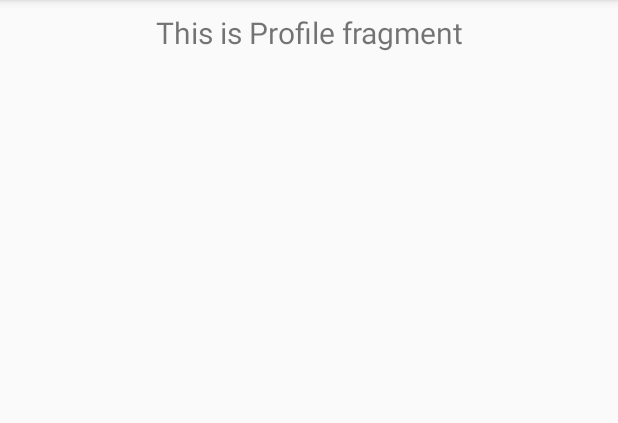
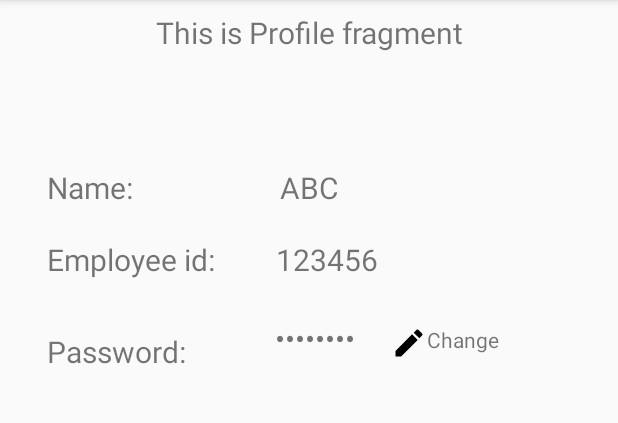
Before and after one commit to Bhavya-123/SP2020Group5Sec02_Android, an Android app: the fragment ToolsFragment shown on its own in the app's theme, on a phone screen of 412 x 824 dp, the part 84-507 px from its top. Run offline under Robolectric (Android 15) with nearby library versions, the phone set to English and light mode, and no system bars.

Commit message:
created profile page for staff and added some icons

```diff
--- a/SP2020Group5/app/src/main/java/com/example/sp2020group5/ui/share/ShareFragment.java
+++ b/SP2020Group5/app/src/main/java/com/example/sp2020group5/ui/share/ShareFragment.java
@@ -22,7 +22,7 @@ public class ShareFragment extends Fragment {
                              ViewGroup container, Bundle savedInstanceState) {
         shareViewModel =
                 ViewModelProviders.of(this).get(ShareViewModel.class);
-        View root = inflater.inflate(R.layout.fragment_share, container, false);
+        View root = inflater.inflate(R.layout.fragment_help, container, false);
         final TextView textView = root.findViewById(R.id.text_share);
         shareViewModel.getText().observe(this, new Observer<String>() {
             @Override
--- a/SP2020Group5/app/src/main/java/com/example/sp2020group5/ui/share/ShareViewModel.java
+++ b/SP2020Group5/app/src/main/java/com/example/sp2020group5/ui/share/ShareViewModel.java
@@ -10,7 +10,7 @@ public class ShareViewModel extends ViewModel {
 
     public ShareViewModel() {
         mText = new MutableLiveData<>();
-        mText.setValue("This is share fragment");
+        mText.setValue("This is help fragment");
     }
 
     public LiveData<String> getText() {
--- a/SP2020Group5/app/src/main/java/com/example/sp2020group5/ui/tools/ToolsFragment.java
+++ b/SP2020Group5/app/src/main/java/com/example/sp2020group5/ui/tools/ToolsFragment.java
@@ -22,7 +22,7 @@ public class ToolsFragment extends Fragment {
                              ViewGroup container, Bundle savedInstanceState) {
         toolsViewModel =
                 ViewModelProviders.of(this).get(ToolsViewModel.class);
-        View root = inflater.inflate(R.layout.fragment_tools, container, false);
+        View root = inflater.inflate(R.layout.fragment_profile, container, false);
         final TextView textView = root.findViewById(R.id.text_tools);
         toolsViewModel.getText().observe(this, new Observer<String>() {
             @Override
--- /dev/null
+++ b/SP2020Group5/app/src/main/res/drawable/ic_account_circle_black_24dp.xml
@@ -0,0 +1,5 @@
+<vector android:alpha="0.72" android:height="24dp"
+    android:tint="#FF2416" android:viewportHeight="24.0"
+    android:viewportWidth="24.0" android:width="24dp" xmlns:android="http://schemas.android.com/apk/res/android">
+    <path android:fillColor="#FF000000" android:pathData="M12,2C6.48,2 2,6.48 2,12s4.48,10 10,10 10,-4.48 10,-10S17.52,2 12,2zM12,5c1.66,0 3,1.34 3,3s-1.34,3 -3,3 -3,-1.34 -3,-3 1.34,-3 3,-3zM12,19.2c-2.5,0 -4.71,-1.28 -6,-3.22 0.03,-1.99 4,-3.08 6,-3.08 1.99,0 5.97,1.09 6,3.08 -1.29,1.94 -3.5,3.22 -6,3.22z"/>
+</vector>
--- /dev/null
+++ b/SP2020Group5/app/src/main/res/drawable/ic_business_center_black_24dp.xml
@@ -0,0 +1,5 @@
+<vector android:alpha="0.72" android:height="24dp"
+    android:tint="#FF2416" android:viewportHeight="24.0"
+    android:viewportWidth="24.0" android:width="24dp" xmlns:android="http://schemas.android.com/apk/res/android">
+    <path android:fillColor="#FF000000" android:pathData="M10,16v-1L3.01,15L3,19c0,1.11 0.89,2 2,2h14c1.11,0 2,-0.89 2,-2v-4h-7v1h-4zM20,7h-4.01L15.99,5l-2,-2h-4l-2,2v2L4,7c-1.1,0 -2,0.9 -2,2v3c0,1.11 0.89,2 2,2h6v-2h4v2h6c1.1,0 2,-0.9 2,-2L22,9c0,-1.1 -0.9,-2 -2,-2zM14,7h-4L10,5h4v2z"/>
+</vector>
--- /dev/null
+++ b/SP2020Group5/app/src/main/res/drawable/ic_edit_black_24dp.xml
@@ -0,0 +1,9 @@
+<vector xmlns:android="http://schemas.android.com/apk/res/android"
+        android:width="24dp"
+        android:height="24dp"
+        android:viewportWidth="24.0"
+        android:viewportHeight="24.0">
+    <path
+        android:fillColor="#FF000000"
+        android:pathData="M3,17.25V21h3.75L17.81,9.94l-3.75,-3.75L3,17.25zM20.71,7.04c0.39,-0.39 0.39,-1.02 0,-1.41l-2.34,-2.34c-0.39,-0.39 -1.02,-0.39 -1.41,0l-1.83,1.83 3.75,3.75 1.83,-1.83z"/>
+</vector>
--- /dev/null
+++ b/SP2020Group5/app/src/main/res/drawable/ic_live_help_black_24dp.xml
@@ -0,0 +1,5 @@
+<vector android:alpha="0.72" android:height="24dp"
+    android:tint="#FF2416" android:viewportHeight="24.0"
+    android:viewportWidth="24.0" android:width="24dp" xmlns:android="http://schemas.android.com/apk/res/android">
+    <path android:fillColor="#FF000000" android:pathData="M19,2L5,2c-1.11,0 -2,0.9 -2,2v14c0,1.1 0.89,2 2,2h4l3,3 3,-3h4c1.1,0 2,-0.9 2,-2L21,4c0,-1.1 -0.9,-2 -2,-2zM13,18h-2v-2h2v2zM15.07,10.25l-0.9,0.92C13.45,11.9 13,12.5 13,14h-2v-0.5c0,-1.1 0.45,-2.1 1.17,-2.83l1.24,-1.26c0.37,-0.36 0.59,-0.86 0.59,-1.41 0,-1.1 -0.9,-2 -2,-2s-2,0.9 -2,2L8,8c0,-2.21 1.79,-4 4,-4s4,1.79 4,4c0,0.88 -0.36,1.68 -0.93,2.25z"/>
+</vector>
--- /dev/null
+++ b/SP2020Group5/app/src/main/res/drawable/ic_next_week_black_24dp.xml
@@ -0,0 +1,5 @@
+<vector android:alpha="0.72" android:height="24dp"
+    android:tint="#FF2416" android:viewportHeight="24.0"
+    android:viewportWidth="24.0" android:width="24dp" xmlns:android="http://schemas.android.com/apk/res/android">
+    <path android:fillColor="#010101" android:pathData="M20,7h-4L16,5c0,-0.55 -0.22,-1.05 -0.59,-1.41C15.05,3.22 14.55,3 14,3h-4c-1.1,0 -2,0.9 -2,2v2L4,7c-1.1,0 -2,0.9 -2,2v11c0,1.1 0.9,2 2,2h16c1.1,0 2,-0.9 2,-2L22,9c0,-1.1 -0.9,-2 -2,-2zM10,5h4v2h-4L10,5zM11,18.5l-1,-1 3,-3 -3,-3 1,-1 4,4 -4,4z"/>
+</vector>
--- /dev/null
+++ b/SP2020Group5/app/src/main/res/drawable/ic_public_black_24dp.xml
@@ -0,0 +1,5 @@
+<vector android:alpha="0.72" android:height="24dp"
+    android:tint="#FF2416" android:viewportHeight="24.0"
+    android:viewportWidth="24.0" android:width="24dp" xmlns:android="http://schemas.android.com/apk/res/android">
+    <path android:fillColor="#FF000000" android:pathData="M12,2C6.48,2 2,6.48 2,12s4.48,10 10,10 10,-4.48 10,-10S17.52,2 12,2zM11,19.93c-3.95,-0.49 -7,-3.85 -7,-7.93 0,-0.62 0.08,-1.21 0.21,-1.79L9,15v1c0,1.1 0.9,2 2,2v1.93zM17.9,17.39c-0.26,-0.81 -1,-1.39 -1.9,-1.39h-1v-3c0,-0.55 -0.45,-1 -1,-1L8,12v-2h2c0.55,0 1,-0.45 1,-1L11,7h2c1.1,0 2,-0.9 2,-2v-0.41c2.93,1.19 5,4.06 5,7.41 0,2.08 -0.8,3.97 -2.1,5.39z"/>
+</vector>
--- /dev/null
+++ b/SP2020Group5/app/src/main/res/drawable/ic_visibility_black_24dp.xml
@@ -0,0 +1,5 @@
+<vector android:alpha="0.72" android:height="24dp"
+    android:tint="#FF2416" android:viewportHeight="24.0"
+    android:viewportWidth="24.0" android:width="24dp" xmlns:android="http://schemas.android.com/apk/res/android">
+    <path android:fillColor="#FF000000" android:pathData="M12,4.5C7,4.5 2.73,7.61 1,12c1.73,4.39 6,7.5 11,7.5s9.27,-3.11 11,-7.5c-1.73,-4.39 -6,-7.5 -11,-7.5zM12,17c-2.76,0 -5,-2.24 -5,-5s2.24,-5 5,-5 5,2.24 5,5 -2.24,5 -5,5zM12,9c-1.66,0 -3,1.34 -3,3s1.34,3 3,3 3,-1.34 3,-3 -1.34,-3 -3,-3z"/>
+</vector>
--- /dev/null
+++ b/SP2020Group5/app/src/main/res/layout/fragment_profile.xml
@@ -0,0 +1,112 @@
+<?xml version="1.0" encoding="utf-8"?>
+<androidx.constraintlayout.widget.ConstraintLayout xmlns:android="http://schemas.android.com/apk/res/android"
+    xmlns:app="http://schemas.android.com/apk/res-auto"
+    xmlns:tools="http://schemas.android.com/tools"
+    android:layout_width="match_parent"
+    android:layout_height="match_parent">
+
+    <TextView
+        android:id="@+id/text_tools"
+        android:layout_width="match_parent"
+        android:layout_height="wrap_content"
+        android:layout_marginStart="8dp"
+        android:layout_marginTop="8dp"
+        android:layout_marginEnd="8dp"
+        android:textAlignment="center"
+        android:textSize="20sp"
+        app:layout_constraintEnd_toEndOf="parent"
+        app:layout_constraintStart_toStartOf="parent"
+        app:layout_constraintTop_toTopOf="parent" />
+
+    <TextView
+        android:id="@+id/textView14"
+        android:layout_width="wrap_content"
+        android:layout_height="wrap_content"
+        android:text="Name: "
+        android:textSize="20dp"
+        app:layout_constraintBottom_toBottomOf="parent"
+        app:layout_constraintEnd_toEndOf="parent"
+        app:layout_constraintHorizontal_bias="0.089"
+        app:layout_constraintStart_toStartOf="parent"
+        app:layout_constraintTop_toTopOf="parent"
+        app:layout_constraintVertical_bias="0.15" />
+
+    <TextView
+        android:id="@+id/textView15"
+        android:layout_width="wrap_content"
+        android:layout_height="wrap_content"
+        android:text="ABC"
+        android:textSize="20dp"
+        app:layout_constraintBottom_toBottomOf="parent"
+        app:layout_constraintEnd_toEndOf="parent"
+        app:layout_constraintStart_toStartOf="parent"
+        app:layout_constraintTop_toTopOf="parent"
+        app:layout_constraintVertical_bias="0.15" />
+
+    <TextView
+        android:id="@+id/textView16"
+        android:layout_width="wrap_content"
+        android:layout_height="wrap_content"
+        android:text="Employee id: "
+        android:textSize="20dp"
+        app:layout_constraintBottom_toBottomOf="parent"
+        app:layout_constraintEnd_toEndOf="parent"
+        app:layout_constraintHorizontal_bias="0.106"
+        app:layout_constraintStart_toStartOf="parent"
+        app:layout_constraintTop_toTopOf="parent"
+        app:layout_constraintVertical_bias="0.215" />
+
+    <TextView
+        android:id="@+id/textView17"
+        android:layout_width="wrap_content"
+        android:layout_height="wrap_content"
+        android:text="123456"
+        android:textSize="20dp"
+        app:layout_constraintBottom_toBottomOf="parent"
+        app:layout_constraintEnd_toEndOf="parent"
+        app:layout_constraintHorizontal_bias="0.534"
+        app:layout_constraintStart_toStartOf="parent"
+        app:layout_constraintTop_toTopOf="parent"
+        app:layout_constraintVertical_bias="0.215" />
+
+    <TextView
+        android:id="@+id/TextView20"
+        android:layout_width="66dp"
+        android:layout_height="18dp"
+        android:layout_marginTop="212dp"
+        android:inputType="textPassword"
+        android:text="********"
+        android:textSize="20dp"
+        app:layout_constraintEnd_toEndOf="parent"
+        app:layout_constraintHorizontal_bias="0.53"
+        app:layout_constraintStart_toStartOf="parent"
+        app:layout_constraintTop_toTopOf="parent" />
+
+    <TextView
+        android:id="@+id/textView18"
+        android:layout_width="wrap_content"
+        android:layout_height="wrap_content"
+        android:drawableStart="@drawable/ic_edit_black_24dp"
+        android:text="Change"
+        app:layout_constraintBottom_toBottomOf="parent"
+        app:layout_constraintEnd_toEndOf="parent"
+        app:layout_constraintHorizontal_bias="0.766"
+        app:layout_constraintStart_toStartOf="parent"
+        app:layout_constraintTop_toTopOf="parent"
+        app:layout_constraintVertical_bias="0.291" />
+
+    <TextView
+        android:id="@+id/textView19"
+        android:layout_width="102dp"
+        android:layout_height="26dp"
+        android:text="Password:"
+        android:textSize="20dp"
+        app:layout_constraintBottom_toBottomOf="parent"
+        app:layout_constraintEnd_toEndOf="parent"
+        app:layout_constraintHorizontal_bias="0.1"
+        app:layout_constraintStart_toStartOf="parent"
+        app:layout_constraintTop_toTopOf="parent"
+        app:layout_constraintVertical_bias="0.297" />
+
+
+</androidx.constraintlayout.widget.ConstraintLayout>
--- a/SP2020Group5/app/src/main/res/layout/fragment_tools.xml
+++ /dev/null
@@ -1,19 +0,0 @@
-<?xml version="1.0" encoding="utf-8"?>
-<androidx.constraintlayout.widget.ConstraintLayout xmlns:android="http://schemas.android.com/apk/res/android"
-    xmlns:app="http://schemas.android.com/apk/res-auto"
-    android:layout_width="match_parent"
-    android:layout_height="match_parent">
-
-    <TextView
-        android:id="@+id/text_tools"
-        android:layout_width="match_parent"
-        android:layout_height="wrap_content"
-        android:layout_marginStart="8dp"
-        android:layout_marginTop="8dp"
-        android:layout_marginEnd="8dp"
-        android:textAlignment="center"
-        android:textSize="20sp"
-        app:layout_constraintEnd_toEndOf="parent"
-        app:layout_constraintStart_toStartOf="parent"
-        app:layout_constraintTop_toTopOf="parent" />
-</androidx.constraintlayout.widget.ConstraintLayout>
--- a/SP2020Group5/app/src/main/res/navigation/mobile_navigation.xml
+++ b/SP2020Group5/app/src/main/res/navigation/mobile_navigation.xml
@@ -27,13 +27,13 @@
         android:id="@+id/nav_tools"
         android:name="com.example.sp2020group5.ui.tools.ToolsFragment"
         android:label="Profile"
-        tools:layout="@layout/fragment_tools" />
+        tools:layout="@layout/fragment_profile" />
 
     <fragment
         android:id="@+id/nav_share"
         android:name="com.example.sp2020group5.ui.share.ShareFragment"
-        android:label="@string/menu_share"
-        tools:layout="@layout/fragment_share" />
+        android:label="@string/menu_help"
+        tools:layout="@layout/fragment_help" />
 
     <fragment
         android:id="@+id/nav_send"
--- a/SP2020Group5/app/src/main/res/values/strings.xml
+++ b/SP2020Group5/app/src/main/res/values/strings.xml
@@ -12,8 +12,8 @@
     <string name="title_activity_staff">StaffActivity</string>
     <string name="navigation_drawer_open">Open navigation drawer</string>
     <string name="navigation_drawer_close">Close navigation drawer</string>
-    <string name="nav_header_title">Android Studio</string>
-    <string name="nav_header_subtitle">android.studio@android.com</string>
+    <string name="nav_header_title">STAFF NAME</string>
+    <string name="nav_header_subtitle">emp-id:234234</string>
     <string name="nav_header_desc">Navigation header</string>
     <string name="action_settings">Settings</string>
 
@@ -21,6 +21,6 @@
     <string name="menu_post">Post a Job</string>
     <string name="menu_view">View Jobs</string>
     <string name="menu_profile">Profile</string>
-    <string name="menu_share">Share</string>
+    <string name="menu_help">Help</string>
     <string name="menu_send">Send</string>
 </resources>
```
Also changed, not shown: SP2020Group5/app/src/main/java/com/example/sp2020group5/ui/login/LoginActivity.java (+9 -3 lines), SP2020Group5/app/src/main/res/layout/nav_header_staff.xml (+5 -2 lines), SP2020Group5/app/src/main/res/menu/activity_staff_drawer.xml (+6 -6 lines), SP2020Group5/app/src/main/res/layout/fragment_help.xml (renamed from SP2020Group5/app/src/main/res/layout/fragment_share.xml), SP2020Group5/app/src/main/res/mipmap-hdpi/job.png (added).
